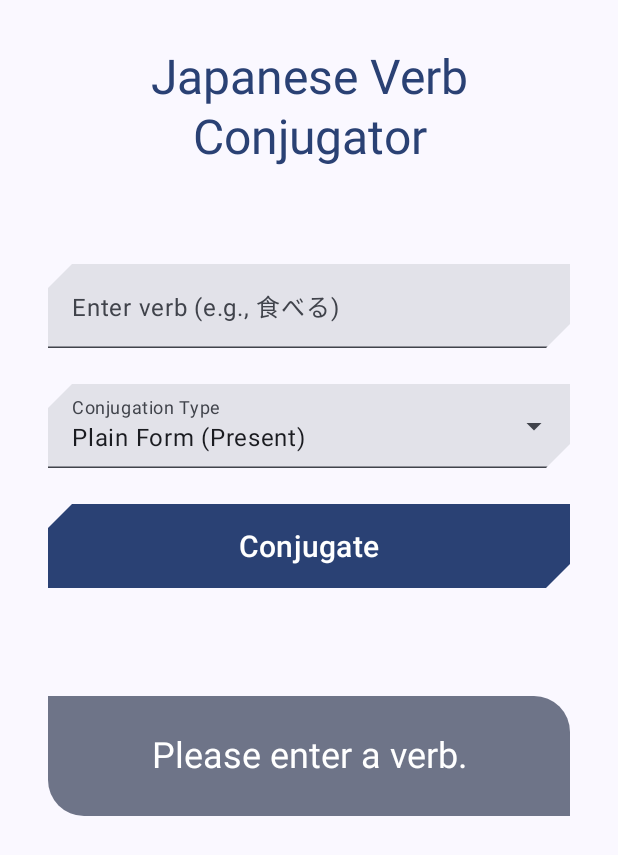
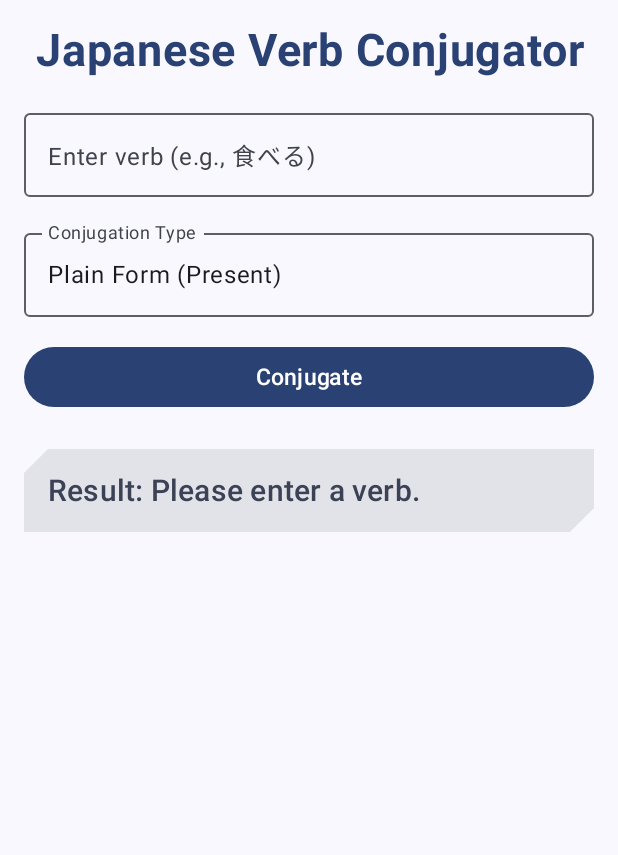
Before and after one commit to ColbyCabrera/japanese-conjugator, an Android app built with Jetpack Compose: the screen it shows after launch (MainActivity), after a tap on "Conjugate", on a phone screen of 412 x 824 dp. Shown: the top 855 px of the screen. Run offline under Robolectric (Android 15) with nearby library versions, the phone set to English and light mode, and no system bars.

```diff
--- a/app/src/main/java/com/example/greetingcard/MainActivity.kt
+++ b/app/src/main/java/com/example/greetingcard/MainActivity.kt
@@ -4,15 +4,31 @@ import android.os.Bundle
 import androidx.activity.ComponentActivity
 import androidx.activity.compose.setContent
 import androidx.activity.enableEdgeToEdge
-import android.os.Bundle
-import androidx.activity.ComponentActivity
-import androidx.activity.compose.setContent
-import androidx.activity.enableEdgeToEdge
+import androidx.compose.foundation.clickable
+import androidx.compose.foundation.layout.Arrangement
+import androidx.compose.foundation.layout.Box
+import androidx.compose.foundation.layout.Column
 import androidx.compose.foundation.layout.fillMaxSize
+import androidx.compose.foundation.layout.fillMaxWidth
 import androidx.compose.foundation.layout.padding
+import androidx.compose.material3.Button
+import androidx.compose.material3.Card
+import androidx.compose.material3.DropdownMenu
+import androidx.compose.material3.DropdownMenuItem
+import androidx.compose.material3.MaterialTheme
+import androidx.compose.material3.OutlinedTextField
 import androidx.compose.material3.Scaffold
+import androidx.compose.material3.Surface
+import androidx.compose.material3.Text
+import androidx.compose.runtime.Composable
+import androidx.compose.runtime.getValue
+import androidx.compose.runtime.mutableStateOf
+import androidx.compose.runtime.remember
+import androidx.compose.runtime.setValue
+import androidx.compose.ui.Alignment
 import androidx.compose.ui.Modifier
-import com.example.greetingcard.ui.JapaneseConjugationScreen
+import androidx.compose.ui.tooling.preview.Preview
+import androidx.compose.ui.unit.dp
 import com.example.greetingcard.ui.theme.GreetingCardTheme
 
 class MainActivity : ComponentActivity() {
@@ -28,3 +44,100 @@ class MainActivity : ComponentActivity() {
         }
     }
 }
+
+@Composable
+fun JapaneseConjugationScreen(modifier: Modifier = Modifier) {
+    var verb by remember { mutableStateOf("") }
+    var result by remember { mutableStateOf("") }
+
+    val conjugationOptions = listOf("Plain Form (Present)", "Masu Form (Present)", "Te Form", "Nai Form (Negative)")
+    var selectedConjugationType by remember { mutableStateOf(conjugationOptions[0]) }
+    var isDropdownExpanded by remember { mutableStateOf(false) }
+
+    Column(
+        modifier = modifier
+            .fillMaxSize()
+            .padding(16.dp),
+        horizontalAlignment = Alignment.CenterHorizontally,
+        verticalArrangement = Arrangement.spacedBy(16.dp)
+    ) {
+        Text(
+            text = "Japanese Verb Conjugator",
+            style = MaterialTheme.typography.headlineMedium,
+            color = MaterialTheme.colorScheme.primary // Expressive color
+        )
+
+        OutlinedTextField(
+            value = verb,
+            onValueChange = { verb = it },
+            label = { Text("Enter verb (e.g., 食べる)") },
+            modifier = Modifier.fillMaxWidth()
+        )
+
+        // Conjugation Type Dropdown
+        Box(modifier = Modifier.fillMaxWidth()) {
+            OutlinedTextField(
+                value = selectedConjugationType,
+                onValueChange = { /* Read-only */ },
+                label = { Text("Conjugation Type") },
+                readOnly = true,
+                modifier = Modifier
+                    .fillMaxWidth()
+                    .clickable { isDropdownExpanded = true }
+            )
+            DropdownMenu(
+                expanded = isDropdownExpanded,
+                onDismissRequest = { isDropdownExpanded = false },
+                modifier = Modifier.fillMaxWidth()
+            ) {
+                conjugationOptions.forEach { option ->
+                    DropdownMenuItem(
+                        text = { Text(option) },
+                        onClick = {
+                            selectedConjugationType = option
+                            isDropdownExpanded = false
+                        }
+                    )
+                }
+            }
+        }
+
+        Button(
+            onClick = {
+                result = if (verb.isNotBlank()) {
+                    "Conjugated form of '$verb' to '$selectedConjugationType' (mock)"
+                } else {
+                    "Please enter a verb."
+                }
+            },
+            modifier = Modifier.fillMaxWidth()
+        ) {
+            Text("Conjugate")
+        }
+
+        if (result.isNotBlank()) {
+            Card(
+                modifier = Modifier
+                    .fillMaxWidth()
+                    .padding(top = 8.dp)
+            ) {
+                Text(
+                    text = "Result: $result",
+                    style = MaterialTheme.typography.titleMedium,
+                    modifier = Modifier.padding(16.dp),
+                    color = MaterialTheme.colorScheme.secondary // Expressive color
+                )
+            }
+        }
+    }
+}
+
+@Preview(showBackground = true, name = "Conjugation Screen Preview")
+@Composable
+fun JapaneseConjugationScreenPreview() {
+    GreetingCardTheme {
+        Surface(modifier = Modifier.fillMaxSize()) {
+            JapaneseConjugationScreen(modifier = Modifier.padding(16.dp))
+        }
+    }
+}
```
